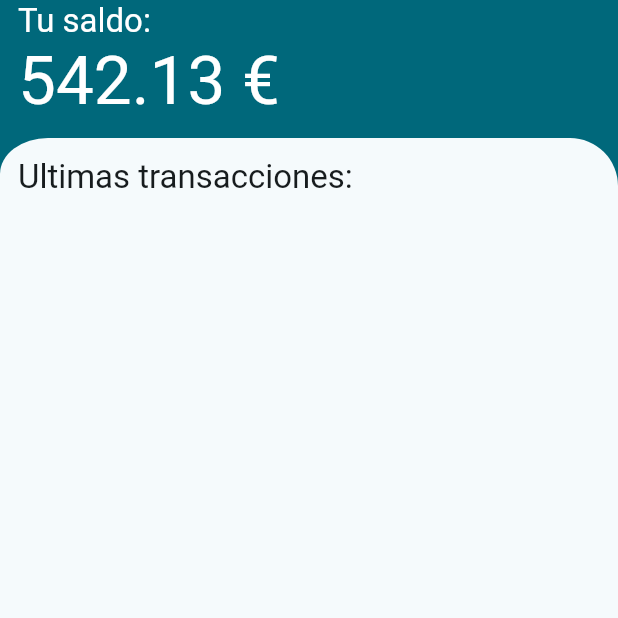
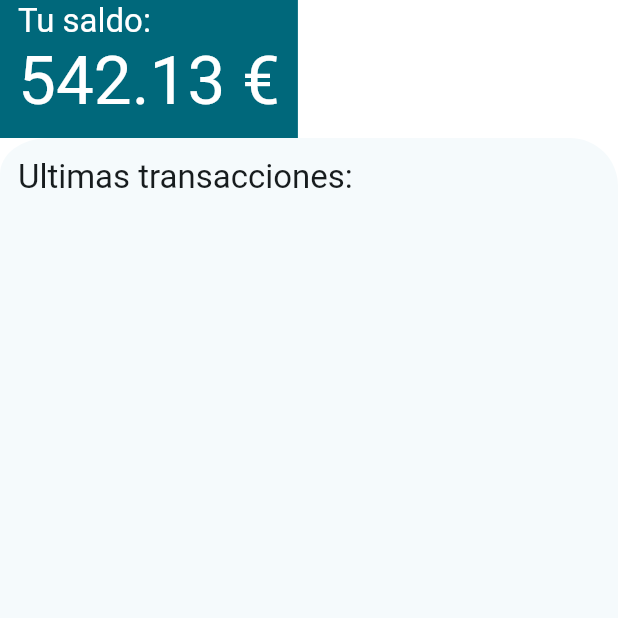
Before and after one commit to jeantivan/flutter-project, a Flutter app: the screen it shows after launch, on a phone screen of 412 x 824 dp, the top half of it. Run offline on Flutter 3.47's test engine with Material 3 defaults, Android fonts, the phone set to English and light mode, and no system bars.

Commit message:
UPDATE: Ajustando la vista para que funcione en concordancia con RootPage

```diff
--- a/lib/pages/home.dart
+++ b/lib/pages/home.dart
@@ -1,20 +1,13 @@
 import 'package:flutter/material.dart';
-import 'package:proyecto_flutter/widget/layout.dart';
 
 class MyHomePage extends StatelessWidget {
   const MyHomePage({super.key});
+
   @override
   Widget build(BuildContext context) {
     final theme = Theme.of(context);
     final minWidth = MediaQuery.of(context).size.width;
-    return Layout(
-      floatingActionButton: FloatingActionButton(
-        onPressed: () {},
-        child: const Icon(Icons.add),
-      ),
-      child: Container(
-        color: theme.colorScheme.primary,
-        child: Row(
+    return Row(
       children: [
         Column(
           crossAxisAlignment: CrossAxisAlignment.start,
@@ -23,8 +16,8 @@ class MyHomePage extends StatelessWidget {
               color: theme.colorScheme.primary,
               child: Expanded(
                 child: Padding(
-                      padding: const EdgeInsets.only(
-                          bottom: 12, left: 12, right: 12),
+                  padding:
+                      const EdgeInsets.only(bottom: 12, left: 12, right: 12),
                   child: Column(
                     crossAxisAlignment: CrossAxisAlignment.start,
                     children: [
@@ -59,9 +52,6 @@ class MyHomePage extends StatelessWidget {
           ],
         ),
       ],
-        ),
-      ),
-      // This trailing comma makes auto-formatting nicer for build methods.
     );
   }
 }
```
Lines whose indentation alone changed are shown as unchanged.
